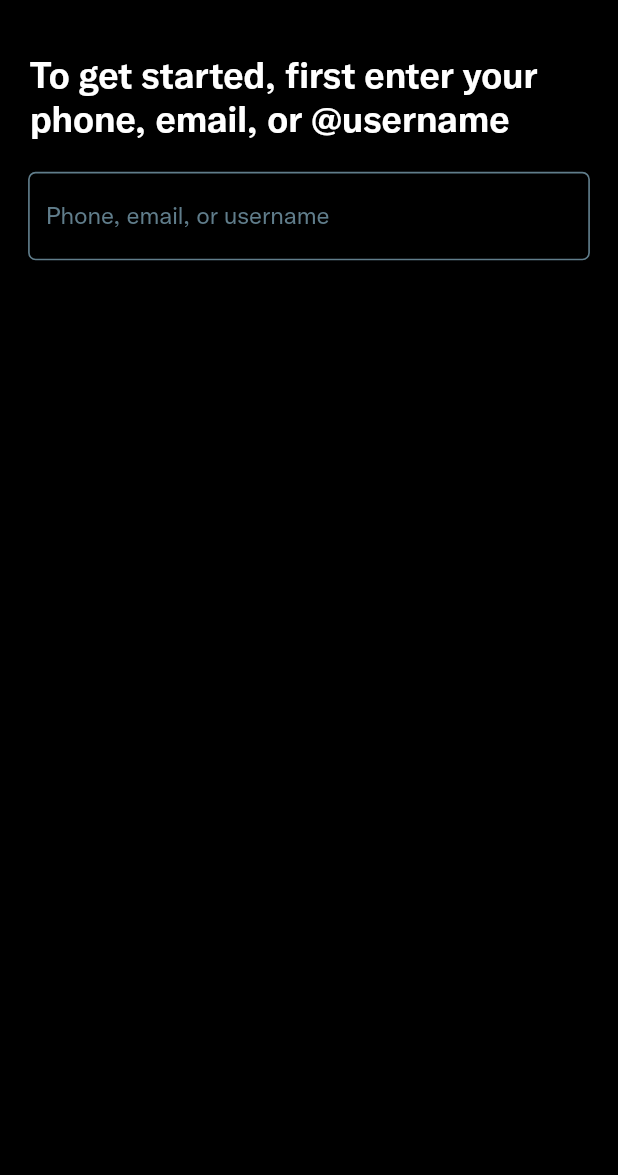
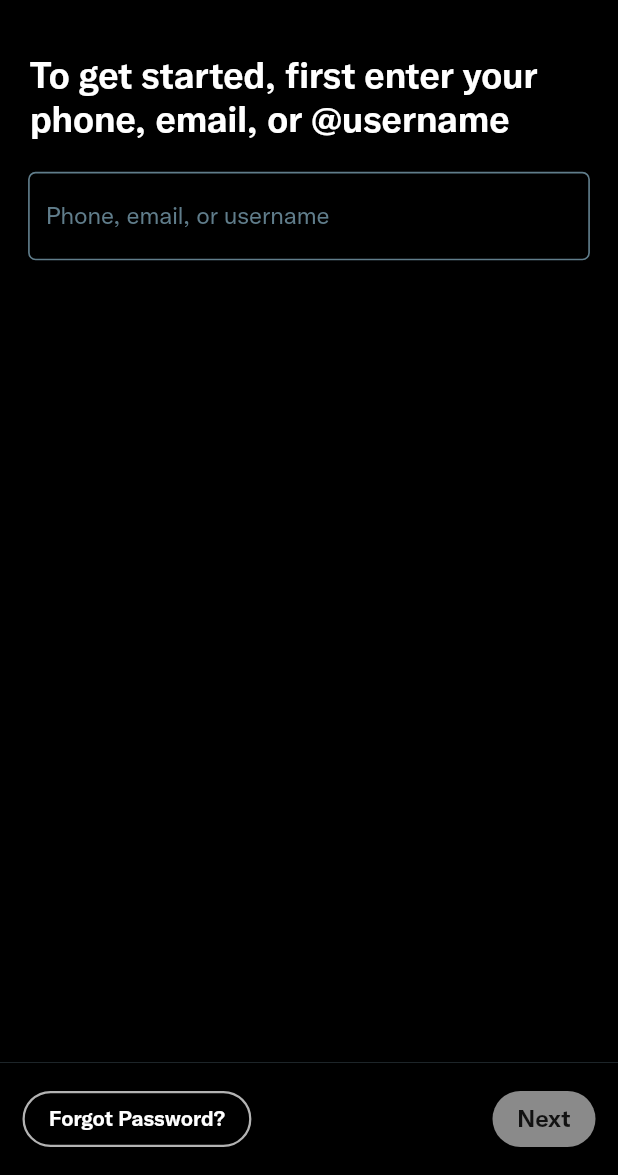
Before and after one commit to asmitranjansinha/twitter_clone, a Flutter app: the screen it shows after launch, on a phone screen of 412 x 824 dp, the part 61-1236 px from its top. Run offline on Flutter 3.47's test engine with Material 2 defaults, Android fonts, the phone set to English and light mode, and no system bars.

Commit message:
created login page email step

```diff
--- a/lib/views/authentication/loginpage_email.dart
+++ b/lib/views/authentication/loginpage_email.dart
@@ -1,4 +1,5 @@
 import 'package:flutter/material.dart';
+import 'package:twitter_clone/views/base/custom_app_buttons.dart';
 import 'package:twitter_clone/views/base/custom_text_field.dart';
 
 import '../../constants/images.dart';
@@ -13,6 +14,14 @@ class LoginPageEmail extends StatelessWidget {
     return SizedBox(
         height: size.height,
         width: size.width,
+        child: GestureDetector(
+          onTap: () {
+            FocusScopeNode currentFocus = FocusScope.of(context);
+
+            if (!currentFocus.hasPrimaryFocus) {
+              currentFocus.unfocus();
+            }
+          },
           child: Scaffold(
             backgroundColor: Colors.black,
             appBar: AppBar(
@@ -49,10 +58,36 @@ class LoginPageEmail extends StatelessWidget {
                 SizedBox(
                   height: size.height / 40,
                 ),
-            const TwitterTextField(hintText: "Phone, email, or username")
+                const TwitterTextField(hintText: "Phone, email, or username"),
+              ],
+            ),
+            bottomNavigationBar: Container(
+              height: size.height / 11,
+              decoration: const BoxDecoration(
+                border:
+                    Border(top: BorderSide(color: Colors.blueGrey, width: 0.2)),
+              ),
+              child: Padding(
+                padding: const EdgeInsets.symmetric(horizontal: 15),
+                child: Row(
+                  mainAxisAlignment: MainAxisAlignment.spaceBetween,
+                  children: [
+                    OutlineButton(
+                      buttonText: "Forgot Password?",
+                      width: size.width / 2.7,
+                    ),
+                    FilledButton(
+                      isIcon: false,
+                      buttonText: "Next",
+                      width: size.width / 6,
+                      isActive: false,
+                      height: size.height / 22,
+                    )
                   ],
                 ),
               ),
-    );
+            ),
+          ),
+        ));
   }
 }
--- a/lib/views/base/custom_app_buttons.dart
+++ b/lib/views/base/custom_app_buttons.dart
@@ -2,39 +2,79 @@
 
 import 'package:flutter/material.dart';
 
-class TwitterButton extends StatelessWidget {
+class FilledButton extends StatelessWidget {
+  final isActive;
   final isIcon;
   final buttonIcon;
   final buttonText;
-  const TwitterButton(
+  final width;
+  final height;
+  const FilledButton(
       {super.key,
       required this.isIcon,
       this.buttonIcon,
-      required this.buttonText});
+      required this.buttonText,
+      required this.width,
+      required this.isActive,
+      required this.height});
 
   @override
   Widget build(BuildContext context) {
     var size = MediaQuery.of(context).size;
     return Container(
-      height: size.height / 20,
-      width: size.width / 1.2,
+      height: height,
+      width: width,
       decoration: BoxDecoration(
-          borderRadius: BorderRadius.circular(60 / 2), color: Colors.white),
-      child: Row(
+          borderRadius: BorderRadius.circular(60 / 2),
+          color: isActive == true ? Colors.white : Colors.white54),
+      child: Center(
+        child: isIcon == true
+            ? Row(
                 mainAxisAlignment: MainAxisAlignment.center,
                 children: [
-          isIcon == true
-              ? Image.asset(buttonIcon, scale: 21)
-              : const SizedBox(),
+                  Image.asset(buttonIcon, scale: 21),
                   SizedBox(
                     width: size.width / 70,
                   ),
                   Text(
                     buttonText,
-            style: const TextStyle(fontWeight: FontWeight.bold),
+                    style: const TextStyle(
+                        fontWeight: FontWeight.bold, fontSize: 16),
                   )
                 ],
+              )
+            : Text(
+                buttonText,
+                style:
+                    const TextStyle(fontWeight: FontWeight.bold, fontSize: 16),
+              ),
       ),
     );
   }
 }
+
+class OutlineButton extends StatelessWidget {
+  final buttonText;
+  final width;
+  const OutlineButton({super.key, this.buttonText, this.width});
+
+  @override
+  Widget build(BuildContext context) {
+    var size = MediaQuery.of(context).size;
+    return Container(
+      height: size.height / 22,
+      width: width,
+      decoration: BoxDecoration(
+          border: Border.all(color: Colors.white70, width: 1.5),
+          borderRadius: BorderRadius.circular(60 / 2),
+          color: Colors.transparent),
+      child: Center(
+        child: Text(
+          buttonText,
+          style: const TextStyle(
+              fontWeight: FontWeight.bold, fontSize: 14, color: Colors.white),
+        ),
+      ),
+    );
+  }
+}
--- a/lib/views/landing/landing_page.dart
+++ b/lib/views/landing/landing_page.dart
@@ -39,10 +39,13 @@ class LandingPage extends StatelessWidget {
             SizedBox(
               height: size.height / 4,
             ),
-            const TwitterButton(
+            FilledButton(
               isIcon: true,
               buttonText: "Continue with Google",
               buttonIcon: Images.google,
+              width: size.width / 1.2,
+              isActive: true,
+              height: size.height / 20,
             ),
             SizedBox(
               height: size.height / 115,
@@ -80,7 +83,13 @@ class LandingPage extends StatelessWidget {
             SizedBox(
               height: size.height / 115,
             ),
-            const TwitterButton(isIcon: false, buttonText: "Create Account"),
+            FilledButton(
+              isIcon: false,
+              buttonText: "Create Account",
+              width: size.width / 1.2,
+              isActive: true,
+              height: size.height / 20,
+            ),
             SizedBox(
               height: size.height / 40,
             ),
```
Lines whose indentation alone changed are shown as unchanged.
